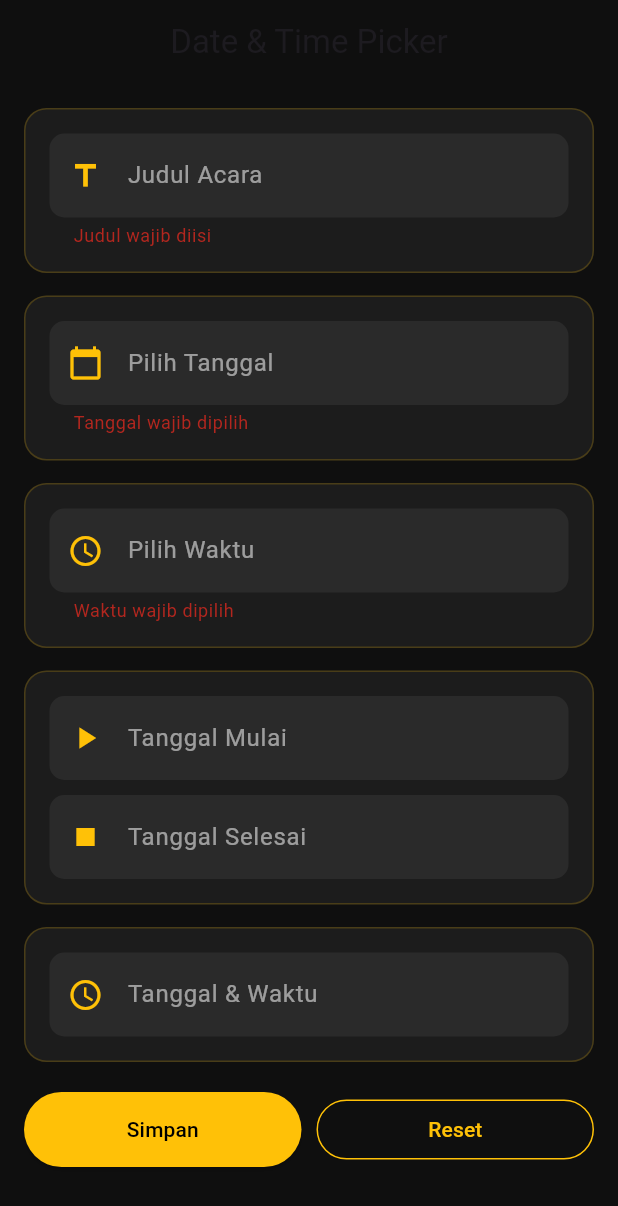
After one commit to gilangyutawa-unpam/flutter_unpam, a Flutter app: the DateTimePickerForm screen opened directly, after a tap on "Simpan", on a phone screen of 412 x 824 dp. The commit adds this screen. Shown: the top 1206 px of the screen. Run offline on Flutter 3.47's test engine with Material 3 defaults, Android fonts, the phone set to English and light mode, and no system bars; our stand-ins replace cherry_toast; network calls fail.

Commit message:
flutter_unpam

```diff
--- a/lib/main.dart
+++ b/lib/main.dart
@@ -16,7 +16,7 @@ class MyApp extends StatefulWidget {
 class _MyAppState extends State<MyApp> {
   int currentPage = 0;
 
-  // ❌ HAPUS const DI SINI
+
   final List<Widget> pages = [BerandaPage(), ProfilePage()];
 
   @override
--- /dev/null
+++ b/lib/pertemuan/pertemuan9.dart
@@ -0,0 +1,527 @@
+import 'package:flutter/material.dart';
+
+class Pertemuan9Page extends StatelessWidget {
+  const Pertemuan9Page({super.key});
+
+  @override
+  Widget build(BuildContext context) {
+    return MaterialApp(
+      title: 'Date & Time Picker',
+      debugShowCheckedModeBanner: false,
+      theme: ThemeData(
+        colorScheme: ColorScheme.fromSeed(
+          seedColor: const Color(0xFF6C63FF),
+          brightness: Brightness.light,
+        ),
+        useMaterial3: true,
+      ),
+      home: const DateTimePickerForm(),
+    );
+  }
+}
+
+class DateTimePickerForm extends StatefulWidget {
+  const DateTimePickerForm({super.key});
+
+  @override
+  State<DateTimePickerForm> createState() => _DateTimePickerFormState();
+}
+
+class _DateTimePickerFormState extends State<DateTimePickerForm> {
+  final _formKey = GlobalKey<FormState>();
+
+  DateTime? _selectedDate;
+  TimeOfDay? _selectedTime;
+  DateTime? _selectedStartDate;
+  DateTime? _selectedEndDate;
+  DateTime? _selectedDateTime;
+
+  final TextEditingController _titleController = TextEditingController();
+  final TextEditingController _dateController = TextEditingController();
+  final TextEditingController _timeController = TextEditingController();
+  final TextEditingController _startDateController = TextEditingController();
+  final TextEditingController _endDateController = TextEditingController();
+  final TextEditingController _dateTimeController = TextEditingController();
+
+  @override
+  void dispose() {
+    _titleController.dispose();
+    _dateController.dispose();
+    _timeController.dispose();
+    _startDateController.dispose();
+    _endDateController.dispose();
+    _dateTimeController.dispose();
+    super.dispose();
+  }
+
+  // ================= NAMA BULAN =================
+  static const List<String> _namaBulan = [
+    'Januari',
+    'Februari',
+    'Maret',
+    'April',
+    'Mei',
+    'Juni',
+    'Juli',
+    'Agustus',
+    'September',
+    'Oktober',
+    'November',
+    'Desember',
+  ];
+
+  String _fmtDate(DateTime d) =>
+      '${d.day.toString().padLeft(2, '0')} '
+      '${_namaBulan[d.month - 1]} '
+      '${d.year}';
+
+  String _fmtDateShort(DateTime d) =>
+      '${d.day.toString().padLeft(2, '0')} '
+      '${_namaBulan[d.month - 1].substring(0, 3)} '
+      '${d.year}';
+
+  String _fmtTime(TimeOfDay t) =>
+      '${t.hour.toString().padLeft(2, '0')}:'
+      '${t.minute.toString().padLeft(2, '0')}';
+
+  // ================= DATE PICKER =================
+  Future<void> _pickDate() async {
+    final picked = await showDatePicker(
+      context: context,
+      initialDate: _selectedDate ?? DateTime.now(),
+      firstDate: DateTime(2000),
+      lastDate: DateTime(2100),
+      builder: _pickerTheme,
+    );
+
+    if (picked != null) {
+      setState(() {
+        _selectedDate = picked;
+        _dateController.text = _fmtDate(picked);
+      });
+    }
+  }
+
+  // ================= TIME PICKER =================
+  Future<void> _pickTime() async {
+    final picked = await showTimePicker(
+      context: context,
+      initialTime: _selectedTime ?? TimeOfDay.now(),
+      builder: _pickerTheme,
+    );
+
+    if (picked != null) {
+      setState(() {
+        _selectedTime = picked;
+        _timeController.text = _fmtTime(picked);
+      });
+    }
+  }
+
+  // ================= DATE RANGE =================
+  Future<void> _pickDateRange() async {
+    final range = await showDateRangePicker(
+      context: context,
+      firstDate: DateTime(2000),
+      lastDate: DateTime(2100),
+      initialDateRange: (_selectedStartDate != null && _selectedEndDate != null)
+          ? DateTimeRange(start: _selectedStartDate!, end: _selectedEndDate!)
+          : null,
+      builder: _pickerTheme,
+    );
+
+    if (range != null) {
+      setState(() {
+        _selectedStartDate = range.start;
+        _selectedEndDate = range.end;
+
+        _startDateController.text = _fmtDateShort(range.start);
+
+        _endDateController.text = _fmtDateShort(range.end);
+      });
+    }
+  }
+
+  // ================= DATE & TIME =================
+  Future<void> _pickDateTime() async {
+    final date = await showDatePicker(
+      context: context,
+      initialDate: _selectedDateTime ?? DateTime.now(),
+      firstDate: DateTime(2000),
+      lastDate: DateTime(2100),
+      builder: _pickerTheme,
+    );
+
+    if (date == null || !mounted) return;
+
+    final time = await showTimePicker(
+      context: context,
+      initialTime: _selectedDateTime != null
+          ? TimeOfDay.fromDateTime(_selectedDateTime!)
+          : TimeOfDay.now(),
+      builder: _pickerTheme,
+    );
+
+    if (time == null) return;
+
+    final combined = DateTime(
+      date.year,
+      date.month,
+      date.day,
+      time.hour,
+      time.minute,
+    );
+
+    setState(() {
+      _selectedDateTime = combined;
+
+      _dateTimeController.text = '${_fmtDate(combined)}, ${_fmtTime(time)}';
+    });
+  }
+
+  // ================= PICKER THEME =================
+  Widget _pickerTheme(BuildContext context, Widget? child) {
+    return Theme(
+      data: Theme.of(context).copyWith(
+        colorScheme: const ColorScheme.light(
+          primary: Color(0xFF6C63FF),
+          onPrimary: Colors.white,
+          surface: Colors.white,
+          onSurface: Color(0xFF1A1A2E),
+        ),
+      ),
+      child: child!,
+    );
+  }
+
+  // ================= SIMPAN =================
+  void _submit() {
+    if (_formKey.currentState?.validate() ?? false) {
+      ScaffoldMessenger.of(context).showSnackBar(
+        SnackBar(
+          backgroundColor: const Color(0xFF6C63FF),
+          behavior: SnackBarBehavior.floating,
+          shape: RoundedRectangleBorder(
+            borderRadius: BorderRadius.circular(12),
+          ),
+          content: const Text("Form berhasil disimpan 🎉"),
+        ),
+      );
+    }
+  }
+
+  // ================= RESET =================
+  void _reset() {
+    _formKey.currentState?.reset();
+
+    setState(() {
+      _selectedDate = null;
+      _selectedTime = null;
+      _selectedStartDate = null;
+      _selectedEndDate = null;
+      _selectedDateTime = null;
+
+      _titleController.clear();
+      _dateController.clear();
+      _timeController.clear();
+      _startDateController.clear();
+      _endDateController.clear();
+      _dateTimeController.clear();
+    });
+  }
+
+  bool get _hasAnyValue =>
+      _titleController.text.isNotEmpty ||
+      _dateController.text.isNotEmpty ||
+      _timeController.text.isNotEmpty ||
+      _startDateController.text.isNotEmpty ||
+      _dateTimeController.text.isNotEmpty;
+
+  @override
+  Widget build(BuildContext context) {
+    return Scaffold(
+      backgroundColor: const Color(0xff0f0f0f),
+
+      appBar: AppBar(
+        title: const Text("Date & Time Picker"),
+        centerTitle: true,
+        backgroundColor: const Color(0xff0f0f0f),
+        elevation: 0,
+      ),
+
+      body: SingleChildScrollView(
+        padding: const EdgeInsets.all(16),
+
+        child: Form(
+          key: _formKey,
+
+          child: Column(
+            children: [
+              // ================= JUDUL =================
+              _card(
+                Column(
+                  children: [
+                    _inputField(
+                      controller: _titleController,
+                      label: "Judul Acara",
+                      icon: Icons.title,
+                      validator: (v) => v!.isEmpty ? "Judul wajib diisi" : null,
+                    ),
+                  ],
+                ),
+              ),
+
+              const SizedBox(height: 15),
+
+              // ================= DATE =================
+              _card(
+                Column(
+                  children: [
+                    _pickerField(
+                      controller: _dateController,
+                      label: "Pilih Tanggal",
+                      icon: Icons.calendar_today,
+                      onTap: _pickDate,
+                      validator: (v) =>
+                          v!.isEmpty ? "Tanggal wajib dipilih" : null,
+                    ),
+                  ],
+                ),
+              ),
+
+              const SizedBox(height: 15),
+
+              // ================= TIME =================
+              _card(
+                Column(
+                  children: [
+                    _pickerField(
+                      controller: _timeController,
+                      label: "Pilih Waktu",
+                      icon: Icons.access_time,
+                      onTap: _pickTime,
+                      validator: (v) =>
+                          v!.isEmpty ? "Waktu wajib dipilih" : null,
+                    ),
+                  ],
+                ),
+              ),
+
+              const SizedBox(height: 15),
+
+              // ================= RANGE =================
+              _card(
+                Column(
+                  children: [
+                    _pickerField(
+                      controller: _startDateController,
+                      label: "Tanggal Mulai",
+                      icon: Icons.play_arrow,
+                      onTap: _pickDateRange,
+                    ),
+
+                    const SizedBox(height: 10),
+
+                    _pickerField(
+                      controller: _endDateController,
+                      label: "Tanggal Selesai",
+                      icon: Icons.stop,
+                      onTap: _pickDateRange,
+                    ),
+                  ],
+                ),
+              ),
+
+              const SizedBox(height: 15),
+
+              // ================= DATE TIME =================
+              _card(
+                Column(
+                  children: [
+                    _pickerField(
+                      controller: _dateTimeController,
+                      label: "Tanggal & Waktu",
+                      icon: Icons.schedule,
+                      onTap: _pickDateTime,
+                    ),
+                  ],
+                ),
+              ),
+
+              const SizedBox(height: 20),
+
+              // ================= BUTTON =================
+              Row(
+                children: [
+                  Expanded(
+                    child: ElevatedButton(
+                      onPressed: _submit,
+                      style: ElevatedButton.styleFrom(
+                        backgroundColor: Colors.amber,
+                        foregroundColor: Colors.black,
+                        minimumSize: const Size(double.infinity, 50),
+                      ),
+                      child: const Text("Simpan"),
+                    ),
+                  ),
+
+                  const SizedBox(width: 10),
+
+                  Expanded(
+                    child: OutlinedButton(
+                      onPressed: _reset,
+                      style: OutlinedButton.styleFrom(
+                        side: const BorderSide(color: Colors.amber),
+                      ),
+                      child: const Text(
+                        "Reset",
+                        style: TextStyle(color: Colors.amber),
+                      ),
+                    ),
+                  ),
+                ],
+              ),
+
+              const SizedBox(height: 20),
+
+              // ================= PREVIEW =================
+              if (_hasAnyValue) _previewCard(),
+            ],
+          ),
+        ),
+      ),
+    );
+  }
+
+  // ================= CARD =================
+  Widget _card(Widget child) {
+    return Container(
+      padding: const EdgeInsets.all(16),
+
+      decoration: BoxDecoration(
+        color: const Color(0xff1c1c1c),
+        borderRadius: BorderRadius.circular(15),
+        border: Border.all(color: Colors.amber.withOpacity(0.2)),
+      ),
+
+      child: child,
+    );
+  }
+
+  // ================= INPUT =================
+  Widget _inputField({
+    required TextEditingController controller,
+    required String label,
+    required IconData icon,
+    String? Function(String?)? validator,
+  }) {
+    return TextFormField(
+      controller: controller,
+      validator: validator,
+
+      style: const TextStyle(color: Colors.white),
+
+      decoration: _inputStyle(label, icon),
+    );
+  }
+
+  // ================= PICKER FIELD =================
+  Widget _pickerField({
+    required TextEditingController controller,
+    required String label,
+    required IconData icon,
+    required VoidCallback onTap,
+    String? Function(String?)? validator,
+  }) {
+    return TextFormField(
+      controller: controller,
+      readOnly: true,
+      onTap: onTap,
+      validator: validator,
+
+      style: const TextStyle(color: Colors.white),
+
+      decoration: _inputStyle(label, icon),
+    );
+  }
+
+  // ================= STYLE =================
+  InputDecoration _inputStyle(String hint, IconData icon) {
+    return InputDecoration(
+      hintText: hint,
+
+      hintStyle: const TextStyle(color: Colors.white54),
+
+      prefixIcon: Icon(icon, color: Colors.amber),
+
+      filled: true,
+      fillColor: const Color(0xff2a2a2a),
+
+      border: OutlineInputBorder(
+        borderRadius: BorderRadius.circular(10),
+        borderSide: BorderSide.none,
+      ),
+    );
+  }
+
+  // ================= PREVIEW =================
+  Widget _previewCard() {
+    return Container(
+      width: double.infinity,
+      padding: const EdgeInsets.all(16),
+
+      decoration: BoxDecoration(
+        color: const Color(0xff1c1c1c),
+        borderRadius: BorderRadius.circular(15),
+        border: Border.all(color: Colors.amber.withOpacity(0.2)),
+      ),
+
+      child: Column(
+        crossAxisAlignment: CrossAxisAlignment.start,
+
+        children: [
+          const Text(
+            "Preview Data",
+            style: TextStyle(
+              color: Colors.amber,
+              fontWeight: FontWeight.bold,
+              fontSize: 16,
+            ),
+          ),
+
+          const SizedBox(height: 10),
+
+          if (_titleController.text.isNotEmpty)
+            _previewItem("Judul", _titleController.text),
+
+          if (_dateController.text.isNotEmpty)
+            _previewItem("Tanggal", _dateController.text),
+
+          if (_timeController.text.isNotEmpty)
+            _previewItem("Waktu", _timeController.text),
+
+          if (_startDateController.text.isNotEmpty)
+            _previewItem(
+              "Rentang",
+              "${_startDateController.text} - ${_endDateController.text}",
+            ),
+
+          if (_dateTimeController.text.isNotEmpty)
+            _previewItem("Tanggal & Waktu", _dateTimeController.text),
+        ],
+      ),
+    );
+  }
+
+  Widget _previewItem(String label, String value) {
+    return Padding(
+      padding: const EdgeInsets.symmetric(vertical: 4),
+
+      child: Text(
+        "$label : $value",
+
+        style: const TextStyle(color: Colors.white),
+      ),
+    );
+  }
+}
--- a/lib/ui/produk_form.dart
+++ b/lib/ui/produk_form.dart
@@ -99,7 +99,7 @@ class _ProdukFormState extends State<ProdukForm> {
     );
   }
 
-  // ================= INPUT =================
+
   Widget _input(
     String hint,
     TextEditingController controller, {
```
Also changed, not shown: lib/page/beranda_page.dart (+14 -1 lines).
